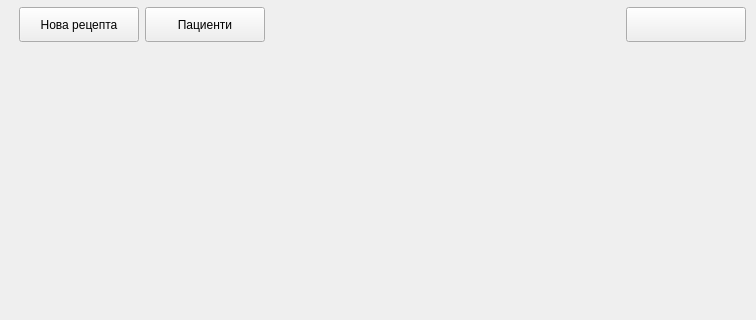
Old version of the form src/View/Widgets/OpenPrescription.ui in the repository thefinalcutbg/OpenPrescription; both pictures show x 0 to 756 and y 0 to 320 of the 756 by 557 pixel window.
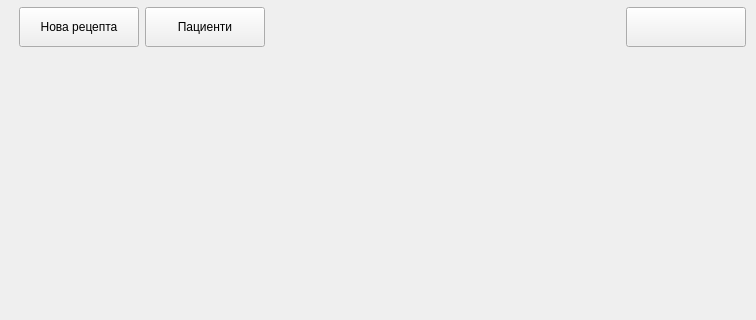
New version of the form. Custom widgets are drawn as their Qt base class.

Diff of the .ui file:
```diff
--- a/src/View/Widgets/OpenPrescription.ui
+++ b/src/View/Widgets/OpenPrescription.ui
@@ -31,7 +31,10 @@
      <number>0</number>
     </property>
     <item>
-     <layout class="QHBoxLayout" name="horizontalLayout" stretch="0,0,0,0,0,0,0,0">
+     <layout class="QHBoxLayout" name="horizontalLayout" stretch="0,0,0,0,0,0">
+      <property name="spacing">
+       <number>6</number>
+      </property>
       <property name="sizeConstraint">
        <enum>QLayout::SetFixedSize</enum>
       </property>
@@ -68,13 +71,13 @@
         <property name="minimumSize">
          <size>
           <width>120</width>
-          <height>0</height>
+          <height>40</height>
          </size>
         </property>
         <property name="maximumSize">
          <size>
           <width>16777215</width>
-          <height>35</height>
+          <height>16777215</height>
          </size>
         </property>
         <property name="toolTip">
@@ -96,13 +99,13 @@
         <property name="minimumSize">
          <size>
           <width>120</width>
-          <height>0</height>
+          <height>40</height>
          </size>
         </property>
         <property name="maximumSize">
          <size>
-          <width>300</width>
-          <height>35</height>
+          <width>16777215</width>
+          <height>16777215</height>
          </size>
         </property>
         <property name="toolTip">
@@ -130,40 +133,17 @@
        </spacer>
       </item>
       <item>
-       <widget class="QLabel" name="practiceLabel">
-        <property name="font">
-         <font>
-          <pointsize>14</pointsize>
-          <bold>true</bold>
-         </font>
+       <widget class="HalfRoundedButton" name="userButton">
+        <property name="sizePolicy">
+         <sizepolicy hsizetype="Preferred" vsizetype="Fixed">
+          <horstretch>0</horstretch>
+          <verstretch>0</verstretch>
+         </sizepolicy>
         </property>
-        <property name="text">
-         <string/>
-        </property>
-       </widget>
-      </item>
-      <item>
-       <spacer name="horizontalSpacer">
-        <property name="orientation">
-         <enum>Qt::Horizontal</enum>
-        </property>
-        <property name="sizeType">
-         <enum>QSizePolicy::Expanding</enum>
-        </property>
-        <property name="sizeHint" stdset="0">
-         <size>
-          <width>40</width>
-          <height>20</height>
-         </size>
-        </property>
-       </spacer>
-      </item>
-      <item>
-       <widget class="QPushButton" name="userButton">
         <property name="minimumSize">
          <size>
           <width>120</width>
-          <height>35</height>
+          <height>40</height>
          </size>
         </property>
         <property name="text">
@@ -215,6 +195,11 @@
    <header>View/Widgets/TabView.h</header>
    <container>1</container>
   </customwidget>
+  <customwidget>
+   <class>HalfRoundedButton</class>
+   <extends>QPushButton</extends>
+   <header>View/uiComponents/halfroundedbutton.h</header>
+  </customwidget>
  </customwidgets>
  <resources>
   <include location="../../../resources/Resource.qrc"/>
```
Left out of the diff: 8 changed lines with no effect on the pictures.
